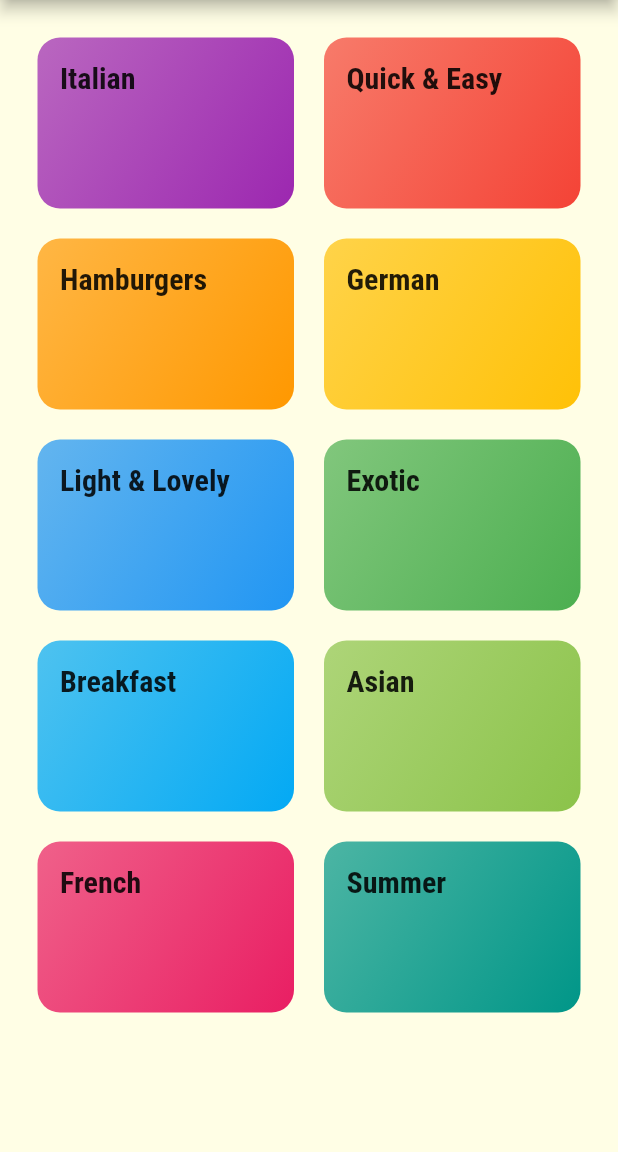
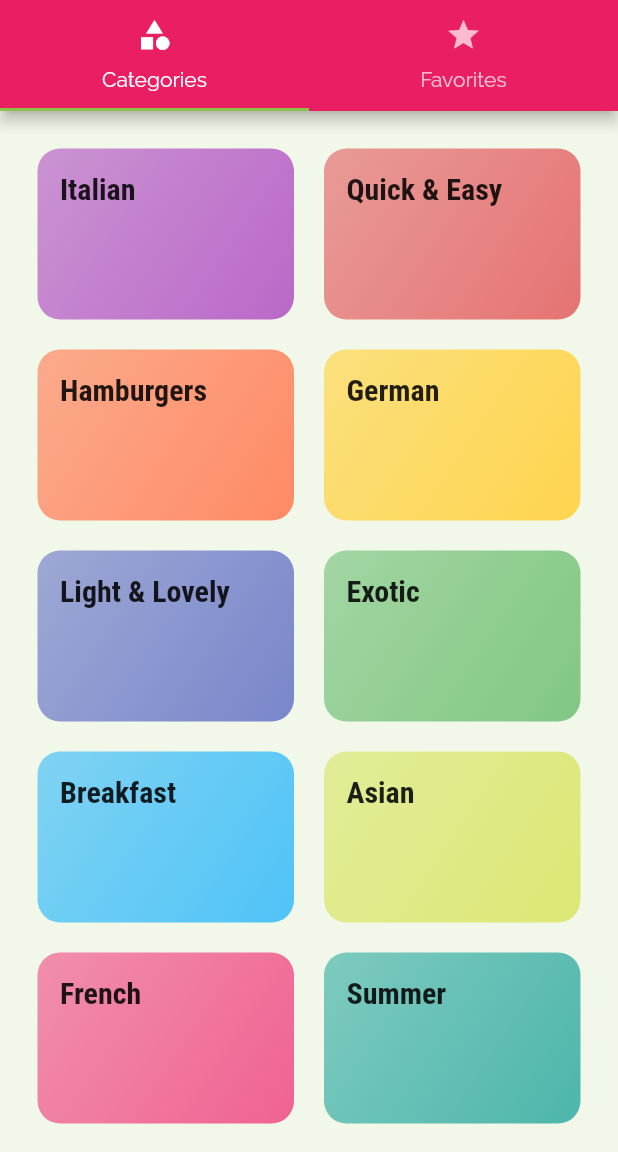
Before and after one commit to RaDangelo/fominha, a Flutter app: the screen it shows after launch, on a phone screen of 412 x 824 dp, the part 84-1236 px from its top. Run offline on Flutter 3.47's test engine with Material 2 defaults, Android fonts, the phone set to English and light mode, and no system bars.

Commit message:
top tabscreen

```diff
--- a/lib/main.dart
+++ b/lib/main.dart
@@ -1,6 +1,7 @@
 import 'package:flutter/material.dart';
 
 import './mainTheme.dart';
+import './screens/tabs_screen.dart';
 import './screens/category_meals_screen.dart';
 import './screens/categories_screen.dart';
 import './screens/meal_detail_screen.dart';
@@ -16,6 +17,7 @@ class MyApp extends StatelessWidget {
       title: _title,
       theme: MainTheme().themeData,
       initialRoute: '/',
+      home: TabsScreen(),
       routes: {
         CategoriesScreen.routeName: (_) => CategoriesScreen(),
         CategoryMealsScreen.routeName: (_) => CategoryMealsScreen(),
--- a/lib/mainTheme.dart
+++ b/lib/mainTheme.dart
@@ -7,8 +7,8 @@ class MainTheme {
     return ThemeData(
       fontFamily: 'Raleway',
       primarySwatch: Colors.pink,
-      accentColor: Colors.amber,
-      canvasColor: Color.fromRGBO(255, 254, 229, 1),
+      accentColor: Colors.lightGreen,
+      canvasColor: Color.fromRGBO(241, 248, 233, 1),
       visualDensity: VisualDensity.adaptivePlatformDensity,
       textTheme: ThemeData.light().textTheme.copyWith(
             headline6: const TextStyle(
--- a/lib/models/dummy_data.dart
+++ b/lib/models/dummy_data.dart
@@ -7,52 +7,52 @@ const DUMMY_CATEGORIES = const [
   Category(
     id: 'c1',
     title: 'Italian',
-    color: Colors.purple,
+    color: Color.fromRGBO(186, 104, 200, 1),
   ),
   Category(
     id: 'c2',
     title: 'Quick & Easy',
-    color: Colors.red,
+    color: Color.fromRGBO(229, 115, 115, 1),
   ),
   Category(
     id: 'c3',
     title: 'Hamburgers',
-    color: Colors.orange,
+    color: Color.fromRGBO(255, 138, 101, 1),
   ),
   Category(
     id: 'c4',
     title: 'German',
-    color: Colors.amber,
+    color: Color.fromRGBO(255, 213, 79, 1),
   ),
   Category(
     id: 'c5',
     title: 'Light & Lovely',
-    color: Colors.blue,
+    color: Color.fromRGBO(121, 134, 203, 1),
   ),
   Category(
     id: 'c6',
     title: 'Exotic',
-    color: Colors.green,
+    color: Color.fromRGBO(129, 199, 132, 1),
   ),
   Category(
     id: 'c7',
     title: 'Breakfast',
-    color: Colors.lightBlue,
+    color: Color.fromRGBO(79, 195, 247, 1),
   ),
   Category(
     id: 'c8',
     title: 'Asian',
-    color: Colors.lightGreen,
+    color: Color.fromRGBO(220, 231, 117, 1),
   ),
   Category(
     id: 'c9',
     title: 'French',
-    color: Colors.pink,
+    color: Color.fromRGBO(240, 98, 146, 1),
   ),
   Category(
     id: 'c10',
     title: 'Summer',
-    color: Colors.teal,
+    color: Color.fromRGBO(77, 182, 172, 1),
   ),
 ];
 
--- a/lib/screens/categories_screen.dart
+++ b/lib/screens/categories_screen.dart
@@ -4,15 +4,11 @@ import '../models/dummy_data.dart';
 import '../widgets/category_item.dart';
 
 class CategoriesScreen extends StatelessWidget {
-  static const routeName = '/';
+  static const routeName = '/categories';
 
   @override
   Widget build(BuildContext context) {
-    return Scaffold(
-      appBar: AppBar(
-        title: const Text('Que Fominha!'),
-      ),
-      body: GridView(
+    return GridView(
       padding: const EdgeInsets.all(25),
       children: DUMMY_CATEGORIES
           .map(
@@ -29,7 +25,6 @@ class CategoriesScreen extends StatelessWidget {
         crossAxisSpacing: 20,
         mainAxisSpacing: 20,
       ),
-      ),
     );
   }
 }
--- /dev/null
+++ b/lib/screens/favorites_screen.dart
@@ -0,0 +1,12 @@
+import 'package:flutter/material.dart';
+
+class FavoritesScreen extends StatelessWidget {
+  static const routeName = '/favorites';
+
+  @override
+  Widget build(BuildContext context) {
+    return Center(
+      child: Text('The Favorites!'),
+    );
+  }
+}
--- /dev/null
+++ b/lib/screens/tabs_screen.dart
@@ -0,0 +1,40 @@
+import 'package:flutter/material.dart';
+
+import './categories_screen.dart';
+import './favorites_screen.dart';
+
+class TabsScreen extends StatefulWidget {
+  @override
+  _TabsScreenState createState() => _TabsScreenState();
+}
+
+class _TabsScreenState extends State<TabsScreen> {
+  @override
+  Widget build(BuildContext context) {
+    return DefaultTabController(
+      length: 2,
+      child: Scaffold(
+        appBar: AppBar(
+          title: const Text('Que Fominha!'),
+          bottom: TabBar(
+            tabs: <Widget>[
+              Tab(
+                  icon: const Icon(
+                    Icons.category,
+                  ),
+                  text: 'Categories'),
+              Tab(
+                  icon: const Icon(
+                    Icons.star,
+                  ),
+                  text: 'Favorites'),
+            ],
+          ),
+        ),
+        body: TabBarView(
+          children: <Widget>[CategoriesScreen(), FavoritesScreen()],
+        ),
+      ),
+    );
+  }
+}
```
Lines whose indentation alone changed are shown as unchanged.
